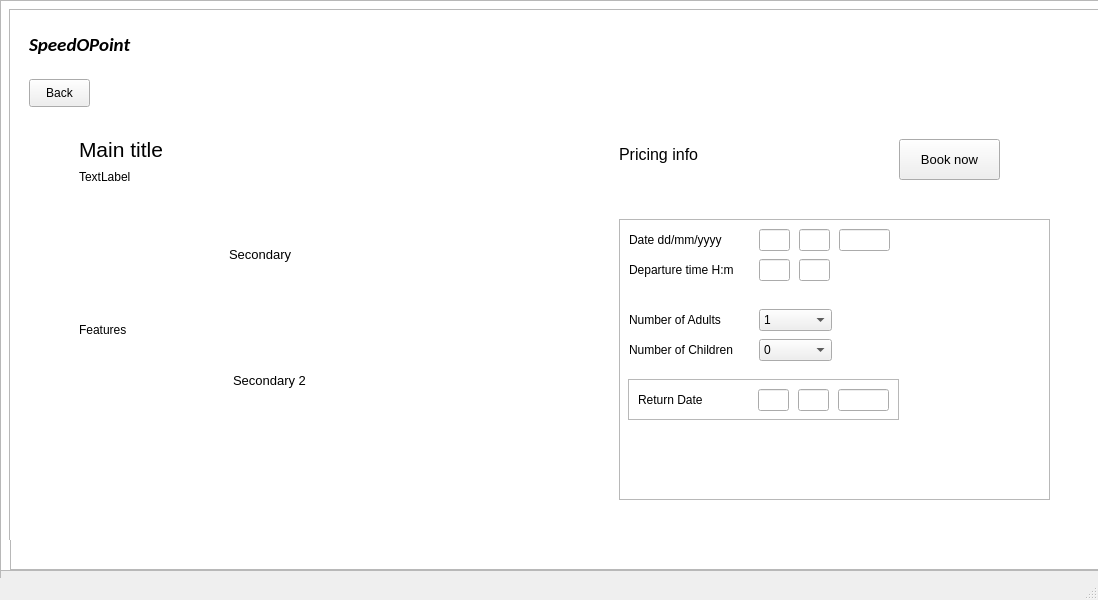
Above: SpeedoPoint/mainwindow.ui from AliEissa2077/speedopoint before the change. Below: the same form after it.
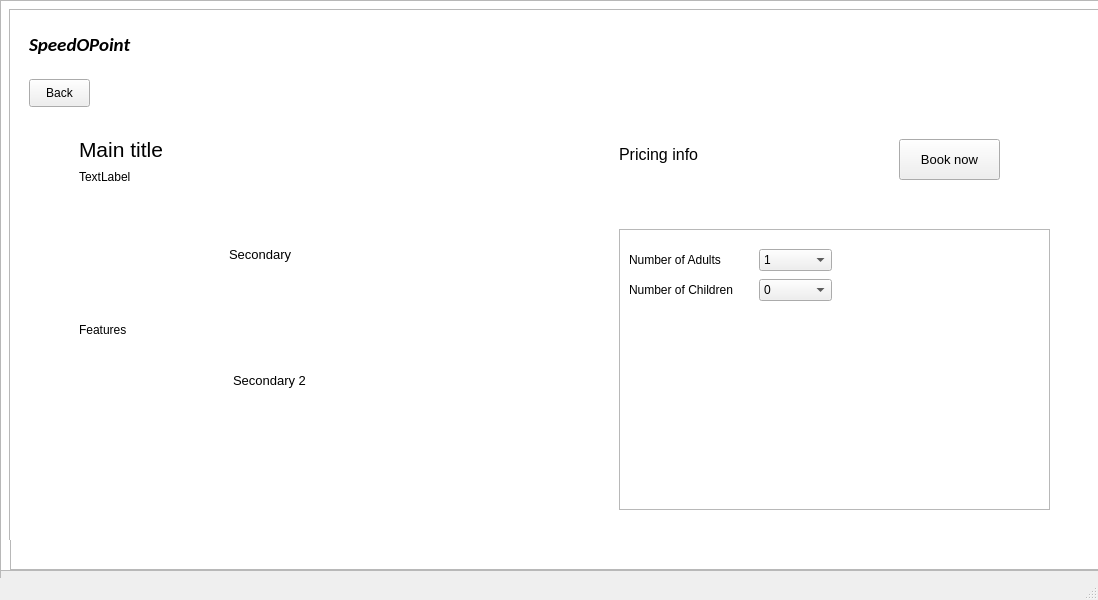
That is the form after the change.

```diff
--- a/SpeedoPoint/mainwindow.ui
+++ b/SpeedoPoint/mainwindow.ui
@@ -1939,6 +1939,129 @@
       </widget>
      </widget>
     </widget>
+    <widget class="QFrame" name="HReserve_2">
+     <property name="geometry">
+      <rect>
+       <x>610</x>
+       <y>220</y>
+       <width>431</width>
+       <height>281</height>
+      </rect>
+     </property>
+     <property name="frameShape">
+      <enum>QFrame::StyledPanel</enum>
+     </property>
+     <property name="frameShadow">
+      <enum>QFrame::Raised</enum>
+     </property>
+     <widget class="QComboBox" name="Hadults_2">
+      <property name="geometry">
+       <rect>
+        <x>140</x>
+        <y>20</y>
+        <width>73</width>
+        <height>22</height>
+       </rect>
+      </property>
+      <item>
+       <property name="text">
+        <string>1</string>
+       </property>
+      </item>
+      <item>
+       <property name="text">
+        <string>2</string>
+       </property>
+      </item>
+      <item>
+       <property name="text">
+        <string>3</string>
+       </property>
+      </item>
+      <item>
+       <property name="text">
+        <string>4</string>
+       </property>
+      </item>
+      <item>
+       <property name="text">
+        <string>5</string>
+       </property>
+      </item>
+      <item>
+       <property name="text">
+        <string>6</string>
+       </property>
+      </item>
+     </widget>
+     <widget class="QComboBox" name="Hchild_2">
+      <property name="geometry">
+       <rect>
+        <x>140</x>
+        <y>50</y>
+        <width>73</width>
+        <height>22</height>
+       </rect>
+      </property>
+      <item>
+       <property name="text">
+        <string>0</string>
+       </property>
+      </item>
+      <item>
+       <property name="text">
+        <string>1</string>
+       </property>
+      </item>
+      <item>
+       <property name="text">
+        <string>2</string>
+       </property>
+      </item>
+      <item>
+       <property name="text">
+        <string>3</string>
+       </property>
+      </item>
+      <item>
+       <property name="text">
+        <string>4</string>
+       </property>
+      </item>
+      <item>
+       <property name="text">
+        <string>5</string>
+       </property>
+      </item>
+     </widget>
+     <widget class="QLabel" name="label_20">
+      <property name="geometry">
+       <rect>
+        <x>10</x>
+        <y>20</y>
+        <width>101</width>
+        <height>21</height>
+       </rect>
+      </property>
+      <property name="text">
+       <string>Number of Adults</string>
+      </property>
+     </widget>
+     <widget class="QLabel" name="label_21">
+      <property name="geometry">
+       <rect>
+        <x>10</x>
+        <y>50</y>
+        <width>121</width>
+        <height>21</height>
+       </rect>
+      </property>
+      <property name="text">
+       <string>Number of Children</string>
+      </property>
+     </widget>
+    </widget>
+    <zorder>FReserve</zorder>
     <zorder>HReserve</zorder>
     <zorder>ProgramBackground_2</zorder>
     <zorder>Speedopointtxt_2</zorder>
@@ -1950,7 +2073,7 @@
     <zorder>SecondaryInfo</zorder>
     <zorder>SecondaryInfo2</zorder>
     <zorder>Book</zorder>
-    <zorder>FReserve</zorder>
+    <zorder>HReserve_2</zorder>
    </widget>
   </widget>
   <widget class="QMenuBar" name="menubar">
```
